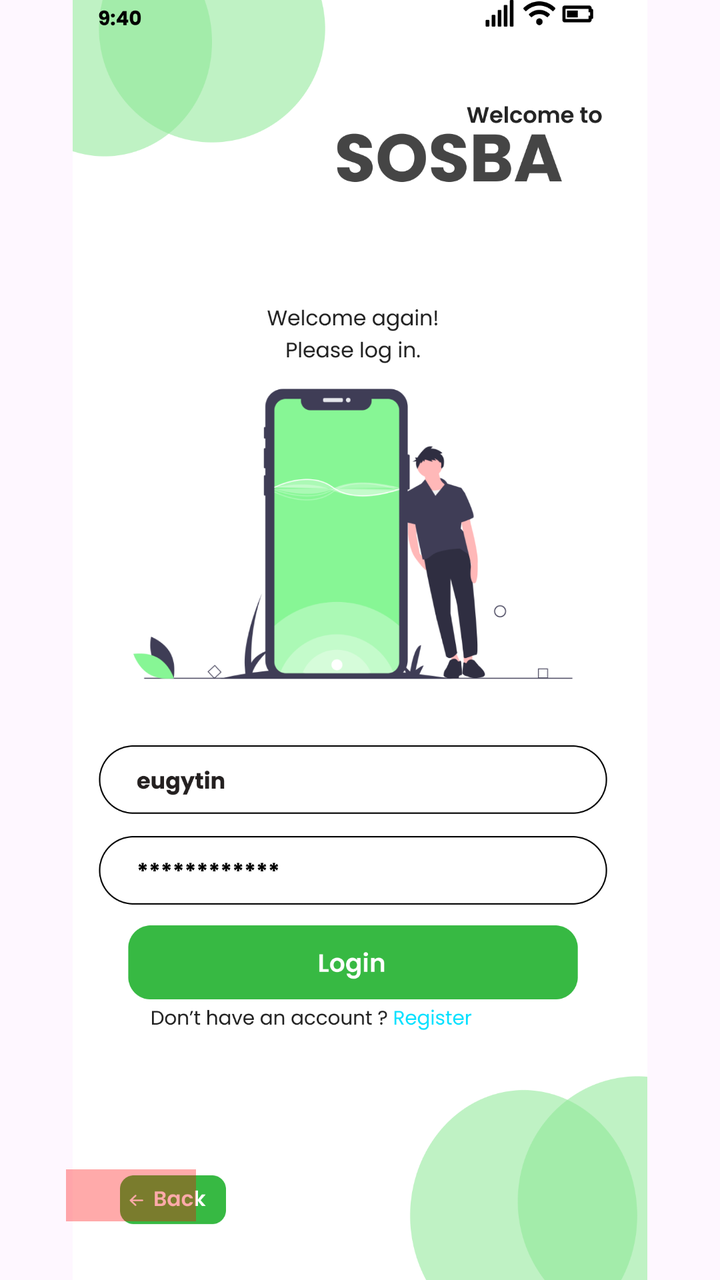
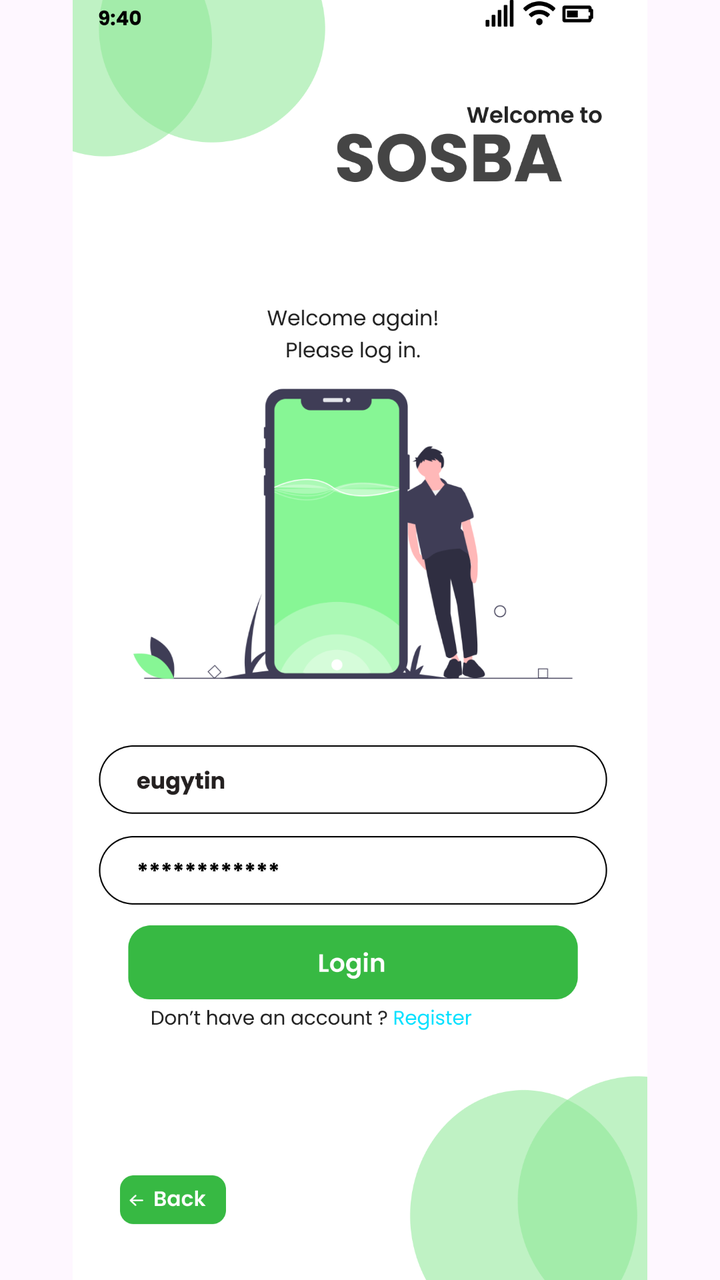

Two renders of the same Android screen: before a commit and after it. Below are the layout's source before the change and the commit's diff.
<!-- AndroidManifest.xml: application theme Theme.COMP2000HKSoftwareEngineeringAssessment -->
<!-- res/layout/activity_thirdactivity.xml -->
<?xml version="1.0" encoding="utf-8"?>
<androidx.constraintlayout.widget.ConstraintLayout xmlns:android="http://schemas.android.com/apk/res/android"
    xmlns:app="http://schemas.android.com/apk/res-auto"
    xmlns:tools="http://schemas.android.com/tools"
    android:id="@+id/main"
    android:layout_width="match_parent"
    android:layout_height="match_parent"
    tools:context=".thirdactivity">

    <ImageView
        android:id="@+id/iv_login_page"
        android:layout_width="match_parent"
        android:layout_height="match_parent"
        android:scaleType="fitCenter"
        android:src="@drawable/managerloginsecond"
        app:layout_constraintBottom_toBottomOf="parent"
        app:layout_constraintEnd_toEndOf="parent"
        app:layout_constraintStart_toStartOf="parent"
        app:layout_constraintTop_toTopOf="parent" />

    <ImageButton
        android:id="@+id/btn_managerlogin"
        android:layout_width="0dp"
        android:layout_height="0dp"
        android:background="@android:color/transparent"
        app:layout_constraintBottom_toBottomOf="parent"
        app:layout_constraintDimensionRatio="1488:216"
        app:layout_constraintEnd_toEndOf="parent"
        app:layout_constraintHorizontal_bias="0.494"
        app:layout_constraintStart_toStartOf="parent"
        app:layout_constraintTop_toTopOf="parent"
        app:layout_constraintVertical_bias="0.763"
        app:layout_constraintWidth_percent="0.78" />

    <ImageButton
        android:id="@+id/btn_managerloginregister"
        android:layout_width="0dp"
        android:layout_height="0dp"
        android:background="@android:color/transparent"
        app:layout_constraintBottom_toBottomOf="parent"
        app:layout_constraintDimensionRatio="3:1"
        app:layout_constraintEnd_toEndOf="parent"
        app:layout_constraintHorizontal_bias="0.65"
        app:layout_constraintStart_toStartOf="parent"
        app:layout_constraintTop_toTopOf="parent"
        app:layout_constraintVertical_bias="0.804"
        app:layout_constraintWidth_percent="0.15 " />

    <ImageButton
        android:id="@+id/btn_back"
        android:layout_width="0dp"
        android:layout_height="0dp"
        android:background="#55FF0000"
        app:layout_constraintBottom_toBottomOf="parent"
        app:layout_constraintDimensionRatio="2.5:1"
        app:layout_constraintEnd_toEndOf="parent"
        app:layout_constraintHorizontal_bias="0.112"
        app:layout_constraintStart_toStartOf="parent"
        app:layout_constraintTop_toTopOf="parent"
        app:layout_constraintVertical_bias="0.952"
        app:layout_constraintWidth_percent="0.18 " />


</androidx.constraintlayout.widget.ConstraintLayout>
<!-- resources referenced by this layout -->
<resources>
  <!-- drawable managerloginsecond: png bitmap (drawable, 138657 bytes) -->
  <style name="Theme.COMP2000HKSoftwareEngineeringAssessment" parent="Base.Theme.COMP2000HKSoftwareEngineeringAssessment" />
  <style name="Base.Theme.COMP2000HKSoftwareEngineeringAssessment" parent="Theme.Material3.DayNight.NoActionBar">
          
          
      </style>
</resources>

<!-- the commit's change to res/layout/activity_thirdactivity.xml (unified diff, before → after) -->
@@ -50,7 +50,7 @@
         android:id="@+id/btn_back"
         android:layout_width="0dp"
         android:layout_height="0dp"
-        android:background="#55FF0000"
+        android:background="@android:color/transparent"
         app:layout_constraintBottom_toBottomOf="parent"
         app:layout_constraintDimensionRatio="2.5:1"
         app:layout_constraintEnd_toEndOf="parent"
